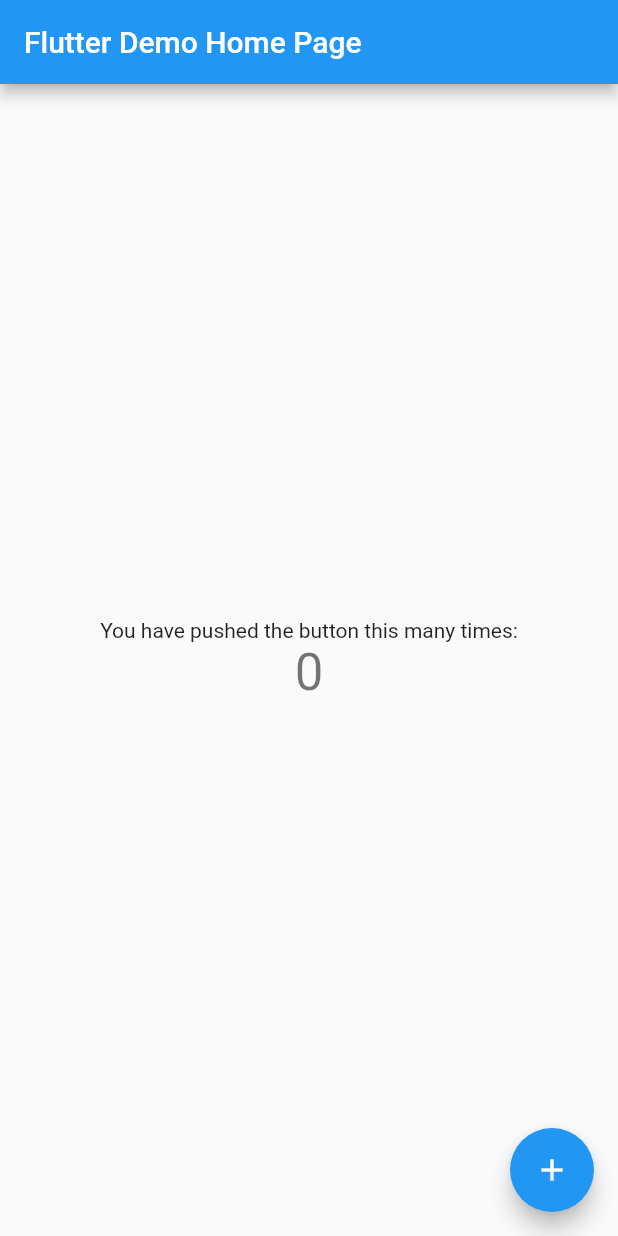
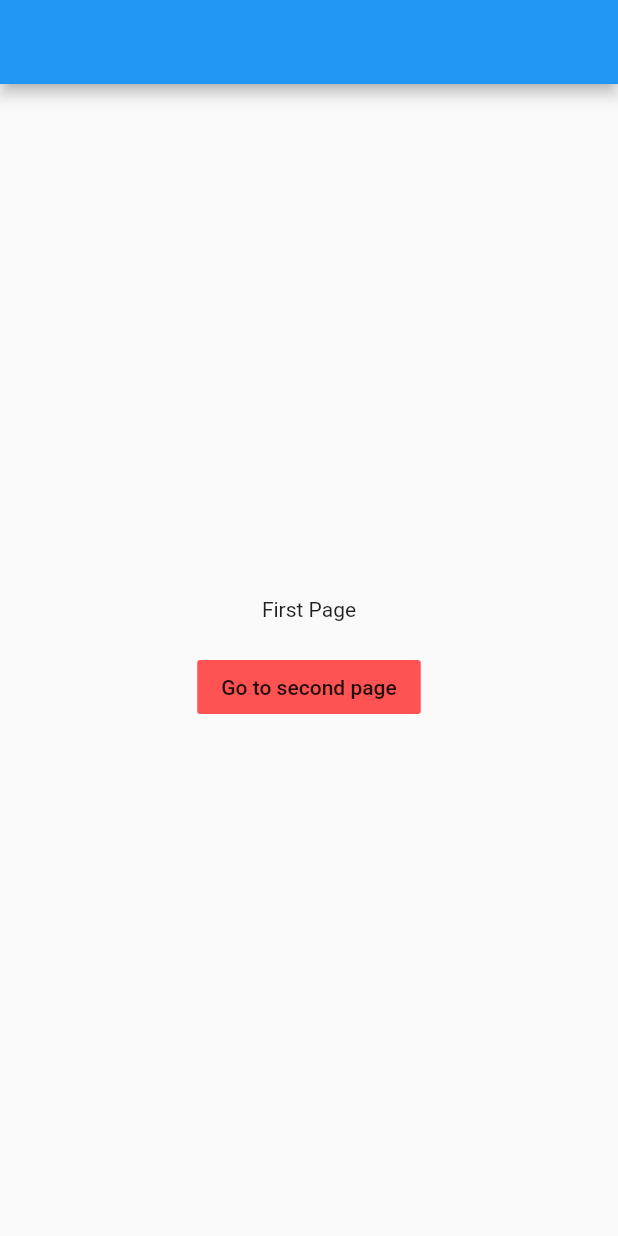
Before and after one commit to AntVill77/flutter_navigation_and_dialogs, a Flutter app: the screen it shows after launch, on a phone screen of 412 x 824 dp. Run offline on Flutter 3.47's test engine with Material 2 defaults, Android fonts, the phone set to English and light mode, and no system bars.

```diff
--- a/flutter_application_1/lib/main.dart
+++ b/flutter_application_1/lib/main.dart
@@ -1,4 +1,5 @@
 import 'package:flutter/material.dart';
+import 'package:flutter_application_1/pages/home_page.dart';
 
 void main() {
   runApp(const MyApp());
@@ -12,104 +13,8 @@ class MyApp extends StatelessWidget {
   Widget build(BuildContext context) {
     return MaterialApp(
       title: 'Flutter Demo',
-      theme: ThemeData(
-        // This is the theme of your application.
-        //
-        // Try running your application with "flutter run". You'll see the
-        // application has a blue toolbar. Then, without quitting the app, try
-        // changing the primarySwatch below to Colors.green and then invoke
-        // "hot reload" (press "r" in the console where you ran "flutter run",
-        // or simply save your changes to "hot reload" in a Flutter IDE).
-        // Notice that the counter didn't reset back to zero; the application
-        // is not restarted.
-        primarySwatch: Colors.blue,
-      ),
-      home: const MyHomePage(title: 'Flutter Demo Home Page'),
+      theme: ThemeData(),
+      home: HomePage(),
     );
   }
 }
-
-class MyHomePage extends StatefulWidget {
-  const MyHomePage({Key? key, required this.title}) : super(key: key);
-
-  // This widget is the home page of your application. It is stateful, meaning
-  // that it has a State object (defined below) that contains fields that affect
-  // how it looks.
-
-  // This class is the configuration for the state. It holds the values (in this
-  // case the title) provided by the parent (in this case the App widget) and
-  // used by the build method of the State. Fields in a Widget subclass are
-  // always marked "final".
-
-  final String title;
-
-  @override
-  State<MyHomePage> createState() => _MyHomePageState();
-}
-
-class _MyHomePageState extends State<MyHomePage> {
-  int _counter = 0;
-
-  void _incrementCounter() {
-    setState(() {
-      // This call to setState tells the Flutter framework that something has
-      // changed in this State, which causes it to rerun the build method below
-      // so that the display can reflect the updated values. If we changed
-      // _counter without calling setState(), then the build method would not be
-      // called again, and so nothing would appear to happen.
-      _counter++;
-    });
-  }
-
-  @override
-  Widget build(BuildContext context) {
-    // This method is rerun every time setState is called, for instance as done
-    // by the _incrementCounter method above.
-    //
-    // The Flutter framework has been optimized to make rerunning build methods
-    // fast, so that you can just rebuild anything that needs updating rather
-    // than having to individually change instances of widgets.
-    return Scaffold(
-      appBar: AppBar(
-        // Here we take the value from the MyHomePage object that was created by
-        // the App.build method, and use it to set our appbar title.
-        title: Text(widget.title),
-      ),
-      body: Center(
-        // Center is a layout widget. It takes a single child and positions it
-        // in the middle of the parent.
-        child: Column(
-          // Column is also a layout widget. It takes a list of children and
-          // arranges them vertically. By default, it sizes itself to fit its
-          // children horizontally, and tries to be as tall as its parent.
-          //
-          // Invoke "debug painting" (press "p" in the console, choose the
-          // "Toggle Debug Paint" action from the Flutter Inspector in Android
-          // Studio, or the "Toggle Debug Paint" command in Visual Studio Code)
-          // to see the wireframe for each widget.
-          //
-          // Column has various properties to control how it sizes itself and
-          // how it positions its children. Here we use mainAxisAlignment to
-          // center the children vertically; the main axis here is the vertical
-          // axis because Columns are vertical (the cross axis would be
-          // horizontal).
-          mainAxisAlignment: MainAxisAlignment.center,
-          children: <Widget>[
-            const Text(
-              'You have pushed the button this many times:',
-            ),
-            Text(
-              '$_counter',
-              style: Theme.of(context).textTheme.headline4,
-            ),
-          ],
-        ),
-      ),
-      floatingActionButton: FloatingActionButton(
-        onPressed: _incrementCounter,
-        tooltip: 'Increment',
-        child: const Icon(Icons.add),
-      ), // This trailing comma makes auto-formatting nicer for build methods.
-    );
-  }
-}
--- /dev/null
+++ b/flutter_application_1/lib/pages/home_page.dart
@@ -0,0 +1,35 @@
+import 'package:flutter/material.dart';
+import 'package:flutter_application_1/pages/second_page.dart';
+
+class HomePage extends StatelessWidget {
+  const HomePage({Key? key}) : super(key: key);
+
+  @override
+  Widget build(BuildContext context) {
+    return Scaffold(
+      appBar: AppBar(),
+      body: SafeArea(
+        child: Container(
+          width: double.infinity,
+          child: Column(
+            mainAxisAlignment: MainAxisAlignment.center,
+            children: [
+              Text("First Page"),
+              SizedBox(height: 20),
+              FlatButton(
+                onPressed: () {
+                  final Route route = MaterialPageRoute(
+                    builder: (_) => SecondPage(),
+                  );
+                  Navigator.push(context, route);
+                },
+                color: Colors.redAccent,
+                child: Text("Go to second page"),
+              )
+            ],
+          ),
+        ),
+      ),
+    );
+  }
+}
```
Also changed, not shown: flutter_application_1/lib/pages/second_page.dart (added, +34 -0 lines).
